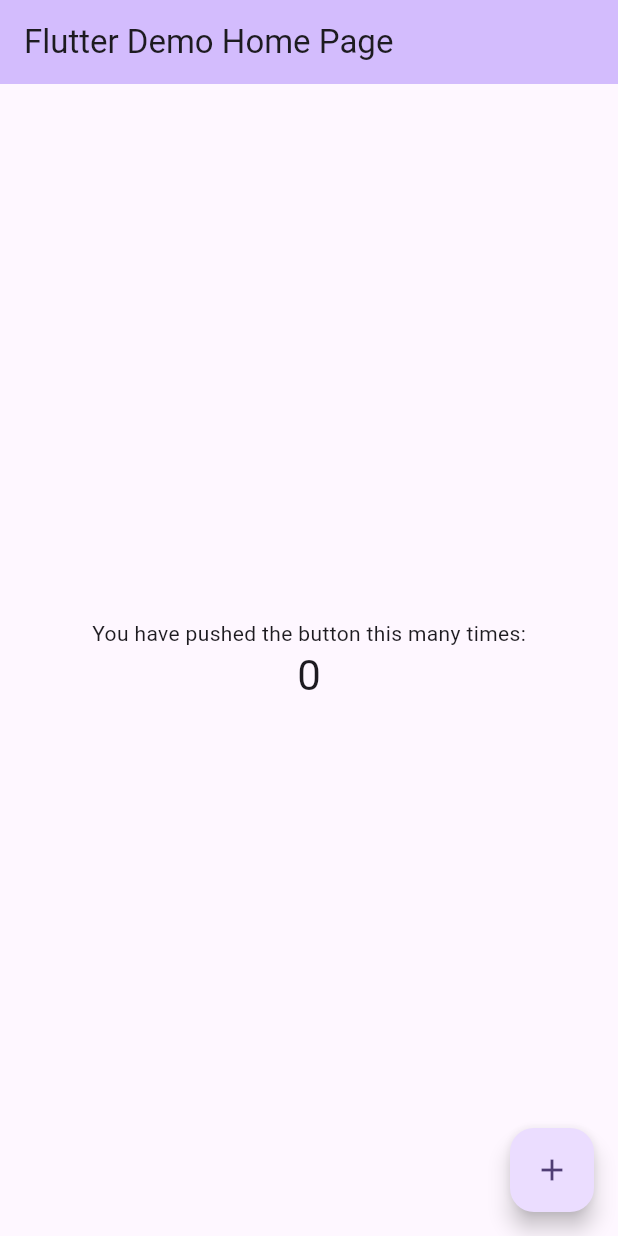
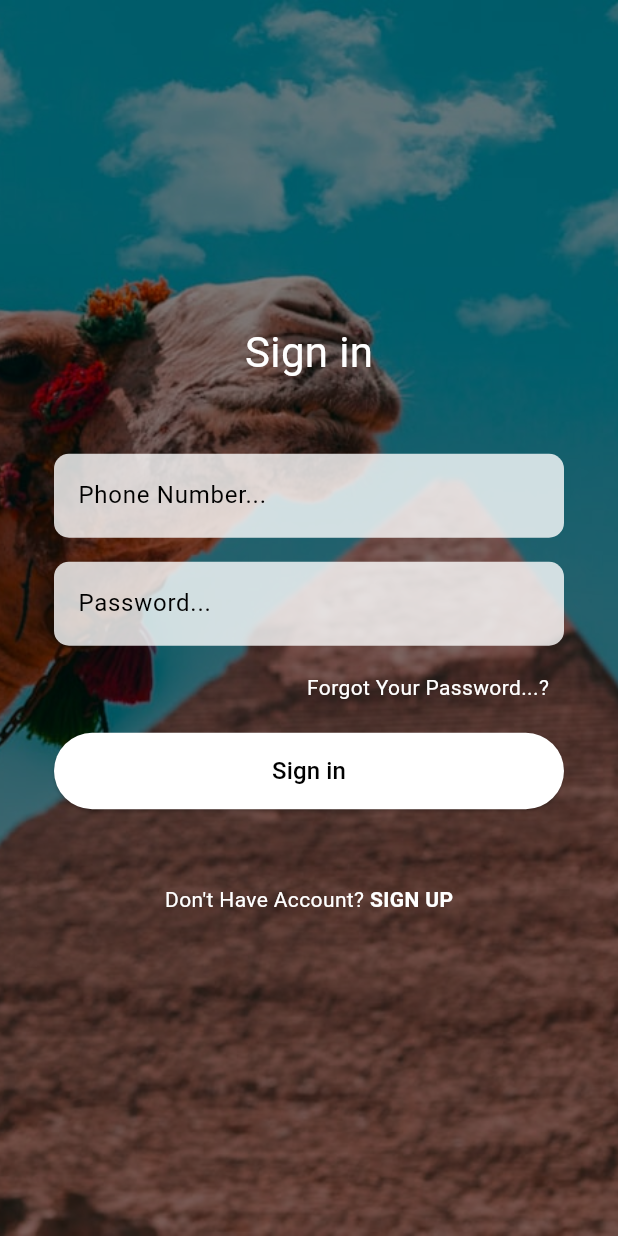
Before and after one commit to AhmedGamal7207/RasinyApp, a Flutter app: the screen it shows after launch, on a phone screen of 412 x 824 dp. Run offline on Flutter 3.47's test engine with Material 3 defaults, Android fonts, the phone set to English and light mode, and no system bars.

Commit message:
Sign In Front End
This update is for the signing in front end only without firebase auth.

```diff
--- a/rasiny_app/lib/main.dart
+++ b/rasiny_app/lib/main.dart
@@ -1,4 +1,6 @@
+import 'package:rasiny_app/routes.dart';
 import 'package:flutter/material.dart';
+import 'screens/sign_in_screen.dart';
 
 void main() {
   runApp(const MyApp());
@@ -7,116 +9,14 @@ void main() {
 class MyApp extends StatelessWidget {
   const MyApp({super.key});
 
-  // This widget is the root of your application.
   @override
   Widget build(BuildContext context) {
     return MaterialApp(
-      title: 'Flutter Demo',
-      theme: ThemeData(
-        // This is the theme of your application.
-        //
-        // TRY THIS: Try running your application with "flutter run". You'll see
-        // the application has a purple toolbar. Then, without quitting the app,
-        // try changing the seedColor in the colorScheme below to Colors.green
-        // and then invoke "hot reload" (save your changes or press the "hot
-        // reload" button in a Flutter-supported IDE, or press "r" if you used
-        // the command line to start the app).
-        //
-        // Notice that the counter didn't reset back to zero; the application
-        // state is not lost during the reload. To reset the state, use hot
-        // restart instead.
-        //
-        // This works for code too, not just values: Most code changes can be
-        // tested with just a hot reload.
-        colorScheme: ColorScheme.fromSeed(seedColor: Colors.deepPurple),
-      ),
-      home: const MyHomePage(title: 'Flutter Demo Home Page'),
+      debugShowCheckedModeBanner: false,
+      title: 'Rasiny App',
+      theme: ThemeData(primarySwatch: Colors.blue),
+      home: const SignInScreen(),
+      routes: appRoutes,
     );
   }
 }
-
-class MyHomePage extends StatefulWidget {
-  const MyHomePage({super.key, required this.title});
-
-  // This widget is the home page of your application. It is stateful, meaning
-  // that it has a State object (defined below) that contains fields that affect
-  // how it looks.
-
-  // This class is the configuration for the state. It holds the values (in this
-  // case the title) provided by the parent (in this case the App widget) and
-  // used by the build method of the State. Fields in a Widget subclass are
-  // always marked "final".
-
-  final String title;
-
-  @override
-  State<MyHomePage> createState() => _MyHomePageState();
-}
-
-class _MyHomePageState extends State<MyHomePage> {
-  int _counter = 0;
-
-  void _incrementCounter() {
-    setState(() {
-      // This call to setState tells the Flutter framework that something has
-      // changed in this State, which causes it to rerun the build method below
-      // so that the display can reflect the updated values. If we changed
-      // _counter without calling setState(), then the build method would not be
-      // called again, and so nothing would appear to happen.
-      _counter++;
-    });
-  }
-
-  @override
-  Widget build(BuildContext context) {
-    // This method is rerun every time setState is called, for instance as done
-    // by the _incrementCounter method above.
-    //
-    // The Flutter framework has been optimized to make rerunning build methods
-    // fast, so that you can just rebuild anything that needs updating rather
-    // than having to individually change instances of widgets.
-    return Scaffold(
-      appBar: AppBar(
-        // TRY THIS: Try changing the color here to a specific color (to
-        // Colors.amber, perhaps?) and trigger a hot reload to see the AppBar
-        // change color while the other colors stay the same.
-        backgroundColor: Theme.of(context).colorScheme.inversePrimary,
-        // Here we take the value from the MyHomePage object that was created by
-        // the App.build method, and use it to set our appbar title.
-        title: Text(widget.title),
-      ),
-      body: Center(
-        // Center is a layout widget. It takes a single child and positions it
-        // in the middle of the parent.
-        child: Column(
-          // Column is also a layout widget. It takes a list of children and
-          // arranges them vertically. By default, it sizes itself to fit its
-          // children horizontally, and tries to be as tall as its parent.
-          //
-          // Column has various properties to control how it sizes itself and
-          // how it positions its children. Here we use mainAxisAlignment to
-          // center the children vertically; the main axis here is the vertical
-          // axis because Columns are vertical (the cross axis would be
-          // horizontal).
-          //
-          // TRY THIS: Invoke "debug painting" (choose the "Toggle Debug Paint"
-          // action in the IDE, or press "p" in the console), to see the
-          // wireframe for each widget.
-          mainAxisAlignment: MainAxisAlignment.center,
-          children: <Widget>[
-            const Text('You have pushed the button this many times:'),
-            Text(
-              '$_counter',
-              style: Theme.of(context).textTheme.headlineMedium,
-            ),
-          ],
-        ),
-      ),
-      floatingActionButton: FloatingActionButton(
-        onPressed: _incrementCounter,
-        tooltip: 'Increment',
-        child: const Icon(Icons.add),
-      ), // This trailing comma makes auto-formatting nicer for build methods.
-    );
-  }
-}
--- /dev/null
+++ b/rasiny_app/lib/routes.dart
@@ -0,0 +1,10 @@
+import 'package:flutter/material.dart';
+import 'screens/sign_in_screen.dart';
+import 'screens/sign_up_screen.dart';
+import 'screens/otp_screen.dart';
+
+final Map<String, WidgetBuilder> appRoutes = {
+  '/sign_in': (context) => const SignInScreen(),
+  '/sign_up': (context) => const SignUpScreen(),
+  '/otp': (context) => const OtpScreen(),
+};
--- /dev/null
+++ b/rasiny_app/lib/screens/sign_in_screen.dart
@@ -0,0 +1,89 @@
+import 'package:flutter/material.dart';
+import '../widgets/custom_text_field.dart';
+import '../widgets/custom_button.dart';
+
+class SignInScreen extends StatelessWidget {
+  const SignInScreen({super.key});
+
+  @override
+  Widget build(BuildContext context) {
+    TextEditingController phoneController = TextEditingController();
+    TextEditingController passwordController = TextEditingController();
+
+    return Scaffold(
+      body: Stack(
+        fit: StackFit.expand,
+        children: [
+          Stack(
+            children: [
+              Image.asset(
+                'assets/images/sign_in_bg.jpg',
+                fit: BoxFit.cover,
+                width: double.infinity,
+                height: double.infinity,
+              ),
+              Container(
+                color: Colors.black
+                    .withOpacity(0.5), // Adjust the opacity (0.0 - 1.0)
+                width: double.infinity,
+                height: double.infinity,
+              ),
+            ],
+          ),
+          Padding(
+            padding: const EdgeInsets.all(16.0),
+            child: Padding(
+                padding: EdgeInsets.symmetric(horizontal: 20),
+                child: Column(
+                  mainAxisAlignment: MainAxisAlignment.center,
+                  children: [
+                    const Text('Sign in',
+                        style: TextStyle(fontSize: 28, color: Colors.white)),
+                    SizedBox(height: 40),
+                    CustomTextField(
+                      hintText: 'Phone Number...',
+                      controller: phoneController,
+                      textInputType: TextInputType.phone,
+                    ),
+                    CustomTextField(
+                        hintText: 'Password...',
+                        controller: passwordController,
+                        obscureText: true),
+                    const SizedBox(height: 10),
+                    Padding(
+                        padding: EdgeInsets.only(right: 10),
+                        child: Row(
+                          mainAxisAlignment: MainAxisAlignment.end,
+                          children: [
+                            Text(
+                              'Forgot Your Password...?',
+                              style: TextStyle(color: Colors.white),
+                            )
+                          ],
+                        )),
+                    const SizedBox(height: 20),
+                    CustomButton(text: 'Sign in', onPressed: () {}),
+                    const SizedBox(height: 50),
+                    GestureDetector(
+                      onTap: () => Navigator.pushNamed(context, '/sign_up'),
+                      child: const Text.rich(
+                        TextSpan(
+                          text: "Don't Have Account? ",
+                          style: TextStyle(color: Colors.white),
+                          children: [
+                            TextSpan(
+                              text: "SIGN UP",
+                              style: TextStyle(fontWeight: FontWeight.bold),
+                            ),
+                          ],
+                        ),
+                      ),
+                    ),
+                  ],
+                )),
+          ),
+        ],
+      ),
+    );
+  }
+}
--- /dev/null
+++ b/rasiny_app/lib/widgets/custom_button.dart
@@ -0,0 +1,32 @@
+import 'package:flutter/material.dart';
+
+class CustomButton extends StatelessWidget {
+  final String text;
+  final VoidCallback onPressed;
+
+  const CustomButton({super.key, required this.text, required this.onPressed});
+
+  @override
+  Widget build(BuildContext context) {
+    return SizedBox(
+      width: double.infinity,
+      child: ElevatedButton(
+        onPressed: onPressed,
+        style: ElevatedButton.styleFrom(
+          backgroundColor: Colors.white,
+          shape: RoundedRectangleBorder(
+            borderRadius: BorderRadius.circular(35),
+          ),
+          padding: const EdgeInsets.symmetric(vertical: 14),
+        ),
+        child: Text(
+          text,
+          style: const TextStyle(
+            fontSize: 16,
+            color: Colors.black,
+          ),
+        ),
+      ),
+    );
+  }
+}
--- /dev/null
+++ b/rasiny_app/lib/widgets/custom_text_field.dart
@@ -0,0 +1,41 @@
+import 'package:flutter/material.dart';
+
+class CustomTextField extends StatelessWidget {
+  final String hintText;
+  final bool obscureText;
+  final TextEditingController controller;
+  final TextInputType textInputType;
+
+  const CustomTextField(
+      {super.key,
+      required this.hintText,
+      this.obscureText = false,
+      required this.controller,
+      this.textInputType = TextInputType.text});
+
+  @override
+  Widget build(BuildContext context) {
+    return Padding(
+      padding: const EdgeInsets.symmetric(vertical: 8.0),
+      child: TextField(
+        controller: controller,
+        obscureText: obscureText,
+        keyboardType: textInputType, // ✅ Ensures keyboard shows up
+        textInputAction:
+            TextInputAction.next, // ✅ Moves to next field when Enter is pressed
+        decoration: InputDecoration(
+          hintText: hintText,
+          hintStyle: TextStyle(
+            color: Colors.black,
+          ),
+          filled: true,
+          fillColor: Colors.white.withOpacity(0.8),
+          border: OutlineInputBorder(
+            borderRadius: BorderRadius.circular(10),
+            borderSide: BorderSide.none,
+          ),
+        ),
+      ),
+    );
+  }
+}
--- a/rasiny_app/pubspec.yaml
+++ b/rasiny_app/pubspec.yaml
@@ -58,9 +58,8 @@ flutter:
   uses-material-design: true
 
   # To add assets to your application, add an assets section, like this:
-  # assets:
-  #   - images/a_dot_burr.jpeg
-  #   - images/a_dot_ham.jpeg
+  assets:
+    - assets/images/
 
   # An image asset can refer to one or more resolution-specific "variants", see
   # https://flutter.dev/to/resolution-aware-images
```
Also changed, not shown: rasiny_app/lib/screens/otp_screen.dart (added, +147 -0 lines), rasiny_app/lib/screens/sign_up_screen.dart (added, +86 -0 lines), rasiny_app/lib/utils/constants.dart (added, +17 -0 lines), rasiny_app/assets/images/logo.jpg (added), rasiny_app/assets/images/otp_bg.jpg (added), rasiny_app/assets/images/sign_in_bg.jpg (added), rasiny_app/assets/images/sign_out_bg.jpg (added).
